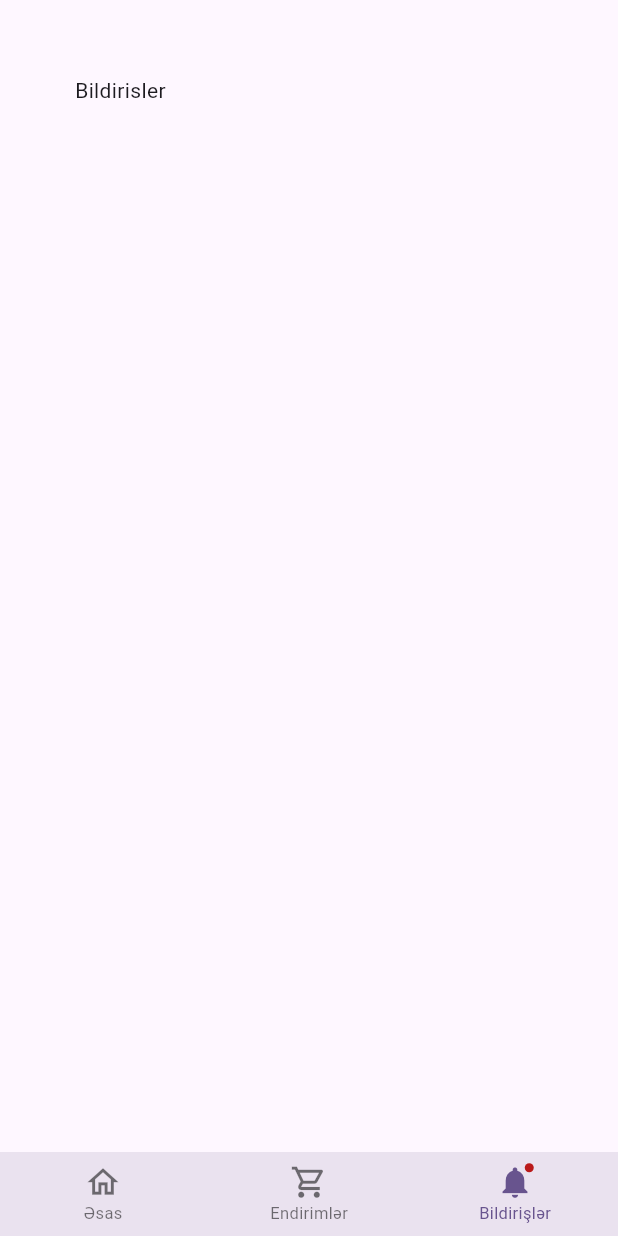
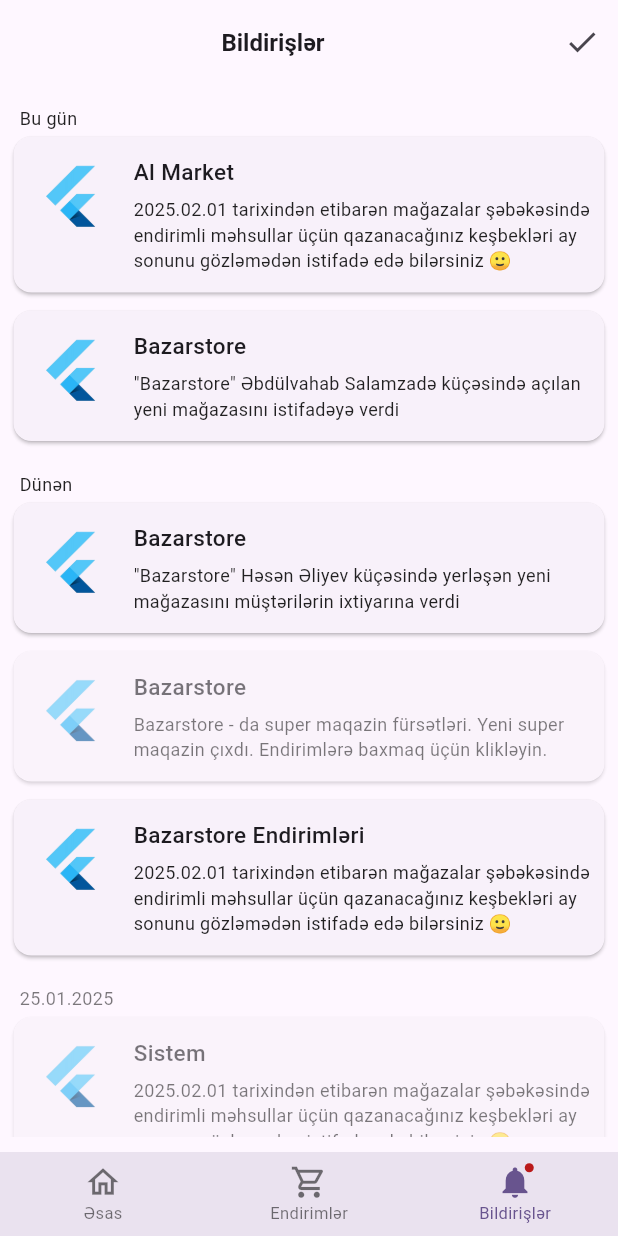
Before and after one commit to elchinabraham/sales_app, a Flutter app: the HomeScreen screen opened directly, item 3 of the bottom bar chosen, on a phone screen of 412 x 824 dp. Run offline on Flutter 3.47's test engine with Material 3 defaults, Android fonts, the phone set to English and light mode, and no system bars; our stand-ins replace shared_preferences; accounts and stored records are empty; network calls fail.

Commit message:
2025.01.27

```diff
--- a/lib/home/components/bottom_navigation_bar.dart
+++ b/lib/home/components/bottom_navigation_bar.dart
@@ -77,7 +77,7 @@ class MyBottomNavigationBarCupertino extends StatelessWidget {
         } else if (index == 1) {
           return const DiscountsScreen();
         } else if (index == 2) {
-          return const NotificationsScreen();
+          return NotificationsScreen();
         } else {
           return const Center(child: Text('No screen was found'));
         }
--- a/lib/home/screens/home.dart
+++ b/lib/home/screens/home.dart
@@ -29,7 +29,7 @@ class HomeScreen extends StatelessWidget {
             } else if (value.selectedIndex == 1) {
               return const DiscountsScreen();
             } else if (value.selectedIndex == 2) {
-              return const NotificationsScreen();
+              return NotificationsScreen();
             } else {
               return const Center(child: Text('No screen was found'));
             }
--- /dev/null
+++ b/lib/notifications/components/notification_card.dart
@@ -0,0 +1,81 @@
+import 'package:flutter/material.dart';
+import 'package:sales_app/notifications/models/notification.dart';
+
+class NotificationCard extends StatelessWidget {
+  const NotificationCard({
+    super.key,
+    required this.notification,
+    required this.isDateRequired,
+  });
+
+  final MyNotification notification;
+  final bool isDateRequired;
+
+  @override
+  Widget build(BuildContext context) {
+    return Opacity(
+      opacity: notification.isSeen ? 0.6 : 1,
+      child: Container(
+        padding: const EdgeInsets.symmetric(vertical: 2, horizontal: 5),
+        child: Column(
+          children: [
+            if (isDateRequired)
+              Container(
+                padding: const EdgeInsets.only(left: 8, top: 12),
+                width: double.infinity,
+                alignment: Alignment.topLeft,
+                child: Text(
+                  notification.getDate,
+                  style: const TextStyle(
+                    fontSize: 12,
+                    color: Colors.black87,
+                  ),
+                ),
+              ),
+            Card(
+              child: Row(
+                crossAxisAlignment: CrossAxisAlignment.start,
+                children: [
+                  SizedBox(
+                    width: 80,
+                    height: 80,
+                    child: Image.asset('assets/images/flutter-icon.png'),
+                  ),
+                  Expanded(
+                    child: SizedBox(
+                      child: Column(
+                        crossAxisAlignment: CrossAxisAlignment.start,
+                        children: [
+                          Padding(
+                            padding: const EdgeInsets.only(top: 13),
+                            child: Text(
+                              notification.title,
+                              style: const TextStyle(
+                                fontSize: 15,
+                                fontWeight: FontWeight.w500,
+                              ),
+                            ),
+                          ),
+                          Padding(
+                            padding: const EdgeInsets.only(top: 6, bottom: 13),
+                            child: Text(
+                              notification.content,
+                              style: const TextStyle(
+                                fontSize: 12,
+                                color: Colors.black87,
+                              ),
+                            ),
+                          )
+                        ],
+                      ),
+                    ),
+                  )
+                ],
+              ),
+            ),
+          ],
+        ),
+      ),
+    );
+  }
+}
--- /dev/null
+++ b/lib/notifications/models/notification.dart
@@ -0,0 +1,32 @@
+import 'package:intl/intl.dart';
+
+class MyNotification {
+  final String id;
+  final String title;
+  final String content;
+  final String date;
+  final String time;
+  final bool isSeen;
+
+  MyNotification({
+    required this.id,
+    required this.title,
+    required this.content,
+    required this.date,
+    required this.time,
+    required this.isSeen,
+  });
+
+  String get getDate {
+    DateTime now = DateTime.now();
+    String formattedDate = DateFormat('dd.MM.yyyy').format(now);
+    DateTime yesterday = now.subtract(const Duration(days: 1));
+    String formattedYesterday = DateFormat('dd.MM.yyyy').format(yesterday);
+
+    return formattedDate == date
+        ? 'Bu gün'
+        : formattedYesterday == date
+            ? 'Dünən'
+            : date;
+  }
+}
--- a/lib/notifications/screens/notifications.dart
+++ b/lib/notifications/screens/notifications.dart
@@ -1,13 +1,99 @@
 import 'package:flutter/material.dart';
+import 'package:sales_app/notifications/components/notification_card.dart';
+import 'package:sales_app/notifications/models/notification.dart';
 
 class NotificationsScreen extends StatelessWidget {
   const NotificationsScreen({super.key});
 
   @override
   Widget build(BuildContext context) {
-    return Container(
-      padding: const EdgeInsets.all(50),
-      child: const Text('Bildirisler'),
+    return Scaffold(
+      appBar: AppBar(
+        title: const SizedBox(
+          width: double.infinity,
+          child: Text(
+            'Bildirişlər',
+            textAlign: TextAlign.center,
+            style: TextStyle(fontSize: 16, fontWeight: FontWeight.bold),
+          ),
+        ),
+        actions: [
+          IconButton(
+            onPressed: () {},
+            icon: const Icon(Icons.check),
+          ),
+        ],
+      ),
+      body: Padding(
+        padding: const EdgeInsets.only(bottom: 10),
+        child: ListView.builder(
+          itemCount: notifications.length,
+          itemBuilder: (ctx, index) {
+            return NotificationCard(
+              notification: notifications[index],
+              isDateRequired: (index == 0 ||
+                  notifications[index].date != notifications[index - 1].date),
+            );
+          },
+        ),
+      ),
     );
   }
 }
+
+final notifications = [
+  MyNotification(
+    id: '1',
+    title: 'Al Market',
+    content:
+        '2025.02.01 tarixindən etibarən mağazalar şəbəkəsində endirimli məhsullar üçün qazanacağınız keşbekləri ay sonunu gözləmədən istifadə edə bilərsiniz 🙂',
+    date: '27.01.2025',
+    time: '16:00',
+    isSeen: false,
+  ),
+  MyNotification(
+    id: '2',
+    title: 'Bazarstore',
+    content:
+        '"Bazarstore" Əbdülvahab Salamzadə küçəsində açılan yeni mağazasını istifadəyə verdi',
+    date: '27.01.2025',
+    time: '10:45',
+    isSeen: false,
+  ),
+  MyNotification(
+    id: '3',
+    title: 'Bazarstore',
+    content:
+        '"Bazarstore" Həsən Əliyev küçəsində yerləşən yeni mağazasını müştərilərin ixtiyarına verdi',
+    date: '26.01.2025',
+    time: '09:30',
+    isSeen: false,
+  ),
+  MyNotification(
+    id: '4',
+    title: 'Bazarstore',
+    content:
+        'Bazarstore - da super maqazin fürsətləri. Yeni super maqazin çıxdı. Endirimlərə baxmaq üçün klikləyin. ',
+    date: '26.01.2025',
+    time: '09:30',
+    isSeen: true,
+  ),
+  MyNotification(
+    id: '5',
+    title: 'Bazarstore Endirimləri',
+    content:
+        '2025.02.01 tarixindən etibarən mağazalar şəbəkəsində endirimli məhsullar üçün qazanacağınız keşbekləri ay sonunu gözləmədən istifadə edə bilərsiniz 🙂',
+    date: '26.01.2025',
+    time: '09:30',
+    isSeen: false,
+  ),
+  MyNotification(
+    id: '6',
+    title: 'Sistem',
+    content:
+        '2025.02.01 tarixindən etibarən mağazalar şəbəkəsində endirimli məhsullar üçün qazanacağınız keşbekləri ay sonunu gözləmədən istifadə edə bilərsiniz 🙂',
+    date: '25.01.2025',
+    time: '09:30',
+    isSeen: true,
+  ),
+];
--- a/pubspec.yaml
+++ b/pubspec.yaml
@@ -38,6 +38,7 @@ dependencies:
   get: ^4.6.6
   shared_preferences: ^2.3.3
   provider: ^6.1.2
+  intl: ^0.20.2
 
 dev_dependencies:
   flutter_test:
@@ -66,6 +67,7 @@ flutter:
     - assets/images/user.jpg
     - assets/images/logo.png
     - assets/images/signin.png
+    - assets/images/flutter-icon.png
   #   - images/a_dot_ham.jpeg
 
   # An image asset can refer to one or more resolution-specific "variants", see
```
Also changed, not shown: assets/images/flutter-icon.png (added), pubspec.lock.
